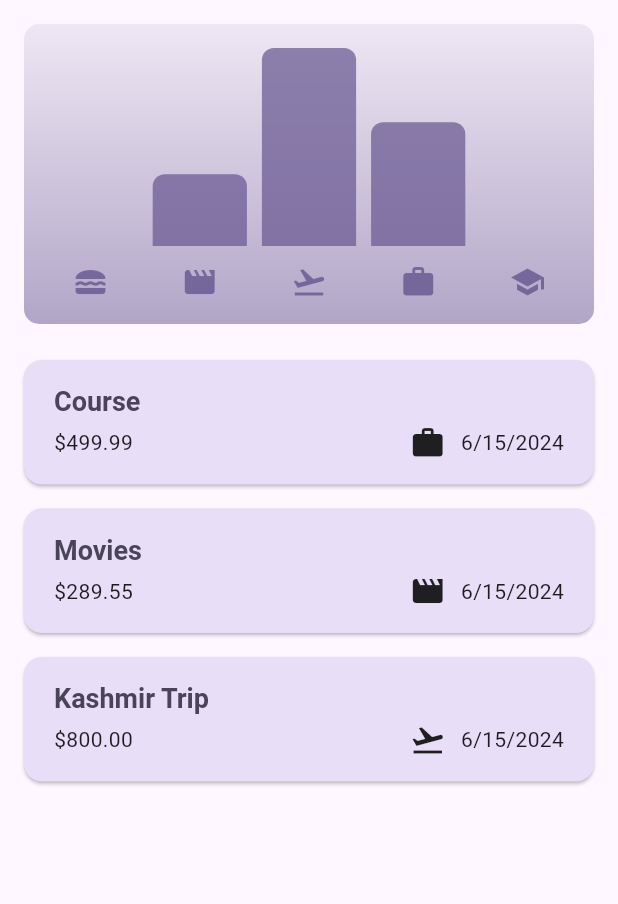
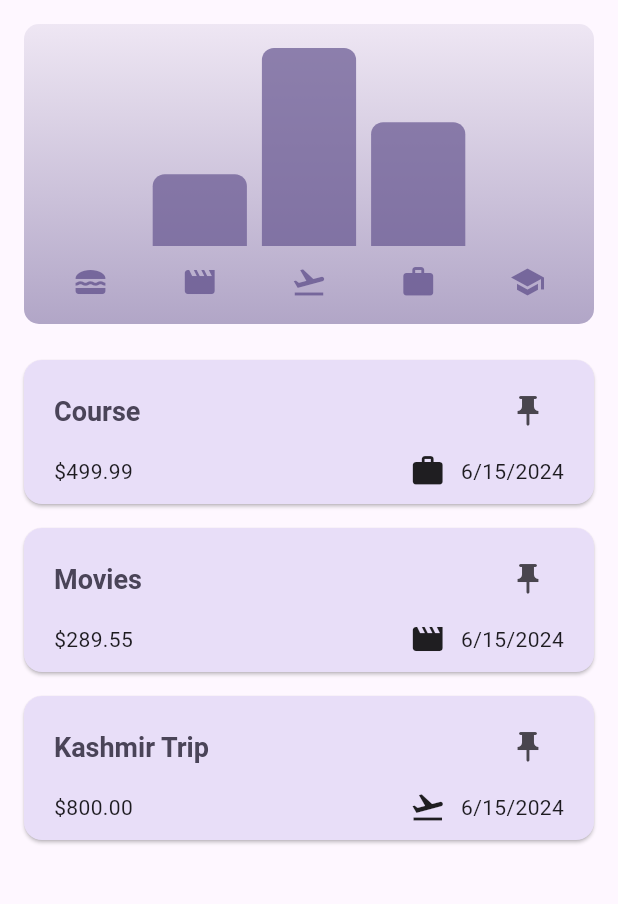
Before and after one commit to Shiva2111/ExpenseTrackerApp, a Flutter app: the screen it shows after launch, on a phone screen of 412 x 824 dp, the part 84-988 px from its top. Run offline on Flutter 3.47's test engine with Material 3 defaults, Android fonts, the phone set to English and light mode, and no system bars.

Commit message:
pin icon button added

```diff
--- a/lib/widgets/expenses_list/expense_item.dart
+++ b/lib/widgets/expenses_list/expense_item.dart
@@ -12,14 +12,23 @@ class ExpenseItem extends StatelessWidget {
       child: Padding(
         padding: const EdgeInsets.symmetric(
           horizontal: 20,
-          vertical: 16,
+          vertical: 10,
         ),
         child: Column(
           crossAxisAlignment: CrossAxisAlignment.start,
           children: [
-            Text(
-              expense.title,
-              style: Theme.of(context).textTheme.titleLarge,
+            Row(
+              children: [
+                Text(
+                  expense.title,
+                  style: Theme.of(context).textTheme.titleLarge,
+                ),
+                const Spacer(),
+                IconButton(
+                  icon: const Icon(Icons.push_pin),
+                  onPressed: () {},
+                ),
+              ],
             ),
             const SizedBox(height: 4),
             Row(
```
